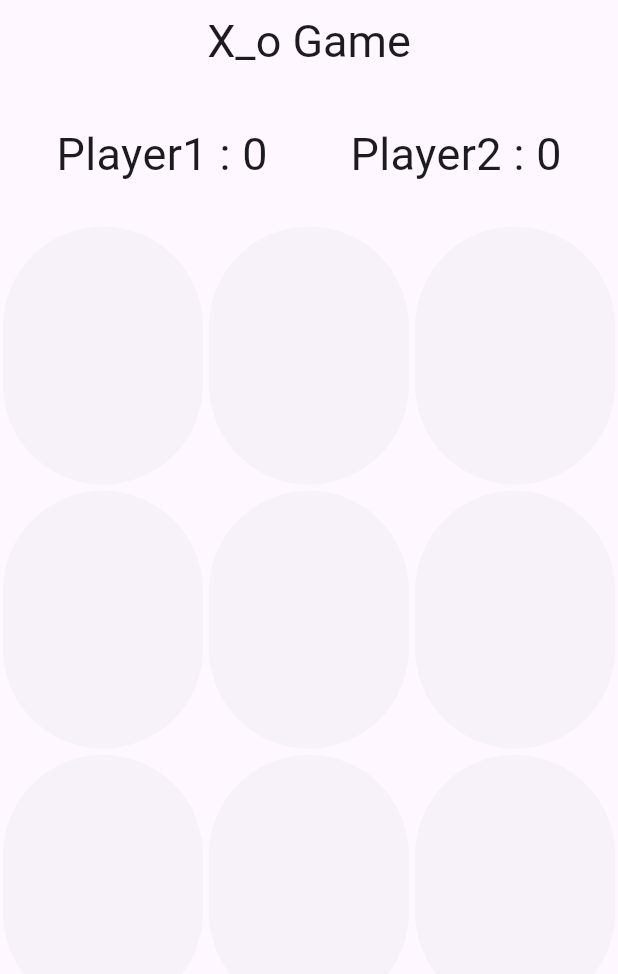
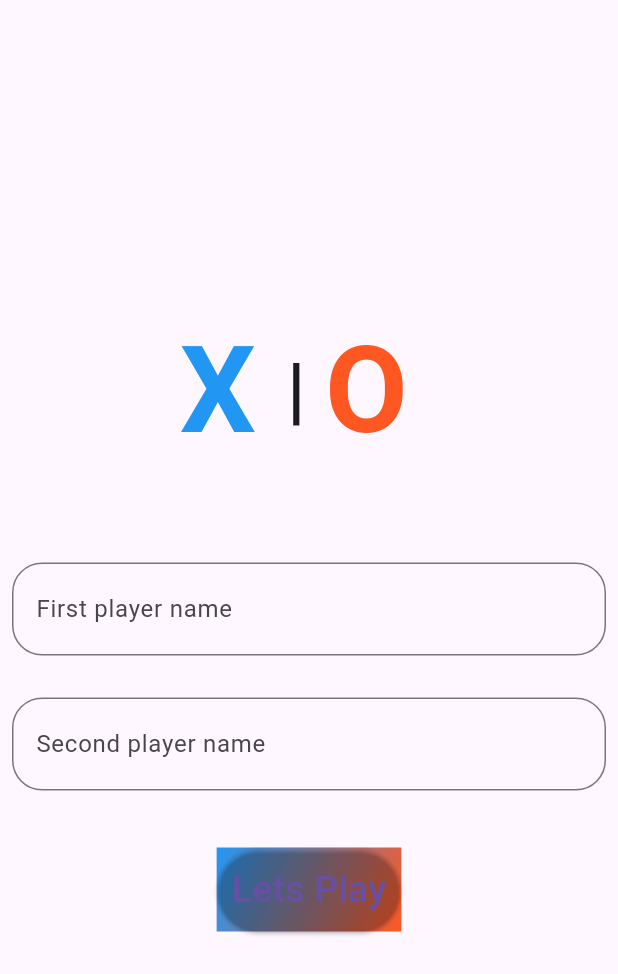
Before and after one commit to AHMED3ly4/xo_game, a Flutter app: the screen it shows after launch, on a phone screen of 412 x 824 dp. Shown: the top 974 px of the screen. Run offline on Flutter 3.47's test engine with Material 3 defaults, Android fonts, the phone set to English and light mode, and no system bars.

Commit message:
game logic is upgraded

```diff
--- a/lib/main.dart
+++ b/lib/main.dart
@@ -1,5 +1,6 @@
 import 'package:flutter/material.dart';
-import 'package:xo_game/game_screen.dart';
+import 'package:xo_game/screens/game_screen.dart';
+import 'package:xo_game/screens/home_screen.dart';
 
 void main() {
   runApp(XoGame());
@@ -12,8 +13,9 @@ class XoGame extends StatelessWidget {
     return MaterialApp(
       routes: {
         GameScreen.routeName: (_) => GameScreen(),
+        HomeScreen.routeName: (_) => HomeScreen(),
       },
-      initialRoute:GameScreen.routeName ,
+      initialRoute:HomeScreen.routeName ,
       debugShowCheckedModeBanner: false,
 
     );
--- a/lib/game_screen.dart
+++ b/lib/screens/game_screen.dart
@@ -1,6 +1,6 @@
 import 'package:flutter/material.dart';
-import 'package:xo_game/cell.dart';
-import 'package:xo_game/main.dart';
+import 'package:xo_game/tools/cell.dart';
+import 'package:xo_game/tools/home_screen_args.dart';
 
 class GameScreen extends StatefulWidget {
 static const routeName = 'game screen';
@@ -73,12 +73,15 @@ class _GameScreenState extends State<GameScreen> {
     cells=List.generate(9, (index) => '');
     turn=1;
   }
+
   List<String> cells=List.generate(9, (index) => '');
   @override
   Widget build(BuildContext context) {
+    HomeScreenArgs args = ModalRoute.of(context)!.settings.arguments as HomeScreenArgs;
+
     return Scaffold(
       appBar: AppBar(
-        title: Text(
+        title: const Text(
           'X_o Game',
           style: TextStyle(fontSize: 30),
         ),
@@ -91,23 +94,23 @@ class _GameScreenState extends State<GameScreen> {
             child: Row(
               mainAxisAlignment: MainAxisAlignment.spaceAround,
               children: [
-                Text('Player1 : $player1Score',
-                style: TextStyle(fontSize: 30),
+                Text('${args.firstPlayer} : $player1Score',
+                style: const TextStyle(fontSize: 30,color: Colors.blue),
                 ),
-                Text('Player2 : $player2Score',
-                style: TextStyle(fontSize: 30),
+                Text('${args.secondPlayer} : $player2Score',
+                style: const TextStyle(fontSize: 30,color: Colors.deepOrange),
                 ),
               ],
             ),
           ),
           Expanded(
             child: GridView.builder(
-                gridDelegate: SliverGridDelegateWithFixedCrossAxisCount(
+                gridDelegate: const SliverGridDelegateWithFixedCrossAxisCount(
                     crossAxisCount: 3,
                   childAspectRatio: 0.78,
                 ),
                 itemBuilder: (context,index)=>Cell(text: cells[index],whatToDo: onCellClicked,index: index),
-              physics: NeverScrollableScrollPhysics(),
+              physics: const NeverScrollableScrollPhysics(),
               itemCount: cells.length,
             ),
           ),
--- /dev/null
+++ b/lib/screens/home_screen.dart
@@ -0,0 +1,87 @@
+import 'package:flutter/material.dart';
+import 'package:xo_game/screens/game_screen.dart';
+import 'package:xo_game/tools/my_text_field.dart';
+
+import '../tools/home_screen_args.dart';
+
+class HomeScreen extends StatelessWidget {
+static const routeName='home screen route';
+TextEditingController firstPlayerName =TextEditingController();
+TextEditingController secondPlayerName= TextEditingController();
+  @override
+  Widget build(BuildContext context) {
+    return Scaffold(
+      body: Center(
+        child: SingleChildScrollView(
+          child: Column(
+            mainAxisAlignment: MainAxisAlignment.center,
+            children: [
+              const Row(
+                mainAxisAlignment: MainAxisAlignment.center,
+                children: [
+                  Text('X ',
+                  style: TextStyle(
+                    fontSize: 80,
+                    fontWeight: FontWeight.bold,
+                    color: Colors.blue,
+                  ),
+                  ),
+                  Text('| ',
+                  style: TextStyle(
+                    fontSize: 50,
+                    fontWeight: FontWeight.bold,
+                  ),
+                  ),
+                  Text('O ',
+                  style: TextStyle(
+                    fontSize: 80,
+                    fontWeight: FontWeight.bold,
+                    color: Colors.deepOrange
+                  ),
+                  ),
+                ],
+              ),
+              const SizedBox(
+                height: 50,
+              ),
+              MyTextField(label: 'First player name',playerName: firstPlayerName),
+              const SizedBox(height:12),
+              MyTextField(label: 'Second player name',playerName: secondPlayerName),
+              const SizedBox(height: 30,),
+              Container(
+                decoration: const BoxDecoration(
+                  gradient: LinearGradient(
+                    colors: [
+                    Colors.blue,
+                    Colors.deepOrange,
+                  ],
+                    begin: Alignment.topLeft,
+                    end: Alignment.bottomRight
+                  ),
+                ),
+                child: ElevatedButton(
+                    onPressed: (){
+                      Navigator.pushNamed(
+                        context,
+                        GameScreen.routeName,
+                        arguments: HomeScreenArgs(firstPlayerName.text, secondPlayerName.text),
+                      );
+                    },
+                  style: ElevatedButton.styleFrom(
+                    padding: const EdgeInsets.all(10),
+                    backgroundColor: Colors.transparent
+                  ),
+                    child:  const Text(
+                      'Lets Play',
+                      style: TextStyle(fontSize: 25,
+                      ),
+                    ),
+                ),
+              ),
+            ],
+          ),
+        ),
+      ),
+    );
+  }
+}
--- a/lib/cell.dart
+++ b/lib/tools/cell.dart
@@ -5,6 +5,14 @@ class Cell extends StatelessWidget {
   int index;
   void Function(int) whatToDo;
   Cell({required this.text,required this.whatToDo,required this.index});
+  Color getButtonColor(){
+    if (text =='X'){
+      return Colors.blue;
+    }else if(text=='O'){
+      return Colors.deepOrange;
+    }
+    return Colors.black26;
+  }
   @override
   Widget build(BuildContext context) {
     return Padding(
@@ -14,11 +22,12 @@ class Cell extends StatelessWidget {
             whatToDo(index);
           },
           child: Text(text,
-              style: TextStyle(fontSize: 45),
+              style: TextStyle(fontSize: 60),
           ),
         style: ElevatedButton.styleFrom(
           elevation:0,
           fixedSize: Size.fromWidth(double.infinity),
+          backgroundColor: getButtonColor(),
         ),
       ),
     );
--- /dev/null
+++ b/lib/tools/home_screen_args.dart
@@ -0,0 +1,5 @@
+class HomeScreenArgs{
+  String firstPlayer;
+  String secondPlayer;
+  HomeScreenArgs(this.firstPlayer,this.secondPlayer);
+}
--- /dev/null
+++ b/lib/tools/my_text_field.dart
@@ -0,0 +1,27 @@
+import 'package:flutter/material.dart';
+
+class MyTextField extends StatelessWidget {
+  String label;
+  TextEditingController playerName;
+  MyTextField({required this.label,required this.playerName});
+  @override
+  Widget build(BuildContext context) {
+    return Padding(
+      padding: const EdgeInsets.all(8.0),
+      child: TextFormField(
+        controller: playerName,
+        style: TextStyle(
+          color: label == 'First player name' ?  Colors.blue: Colors.deepOrange,
+          fontSize: 20,
+        ),
+        cursorColor:label == 'First player name' ?  Colors.blue: Colors.deepOrange ,
+        decoration: InputDecoration(
+          labelText: label,
+          border: OutlineInputBorder(
+            borderRadius: BorderRadius.circular(20),
+          ),
+        ),
+      ),
+    );
+  }
+}
```
